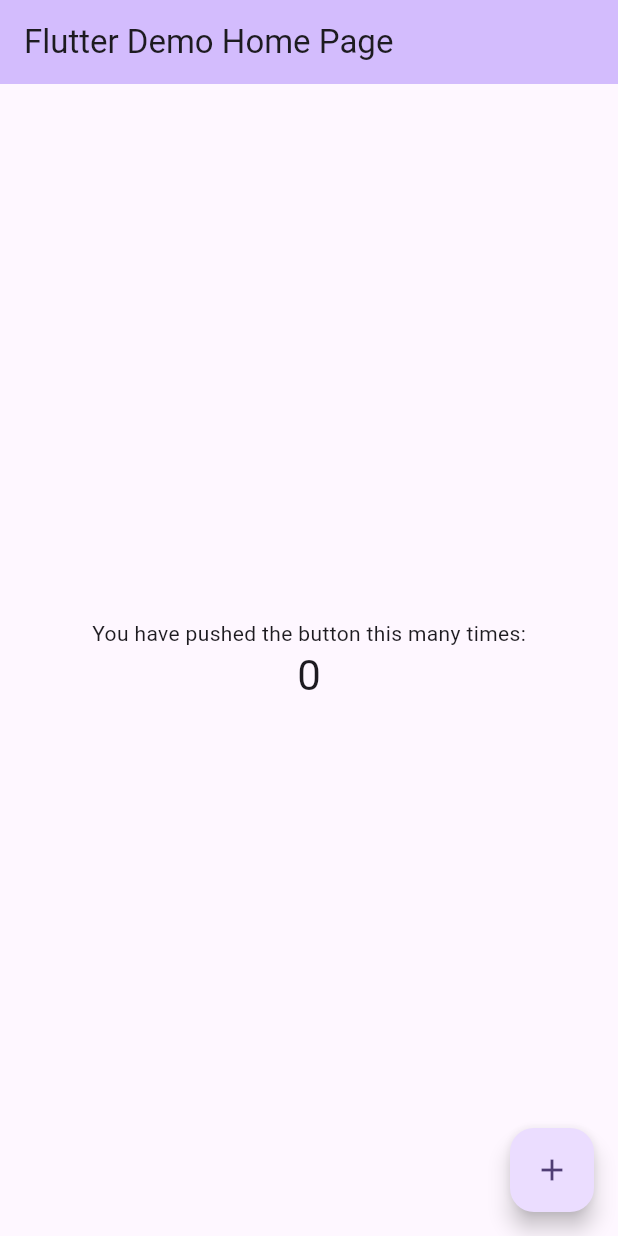
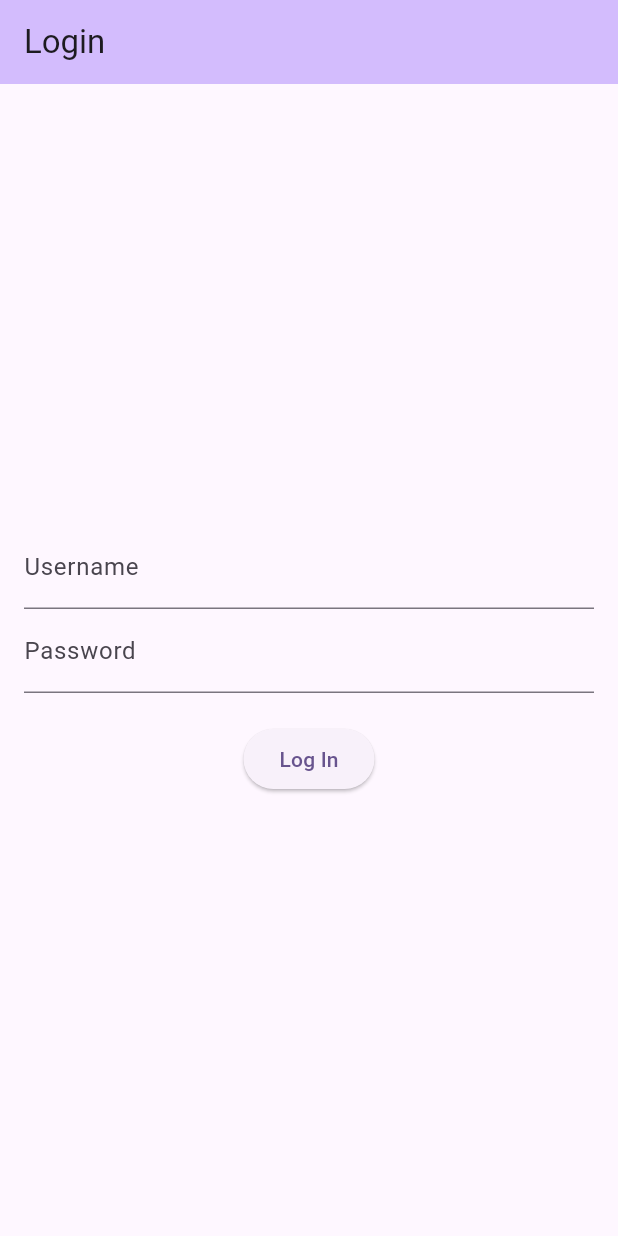
Before and after one commit to InspectorSpuds/BrewHelpyApp, a Flutter app: the screen it shows after launch, on a phone screen of 412 x 824 dp. Run offline on Flutter 3.47's test engine with Material 3 defaults, Android fonts, the light colour scheme and no system bars.

Commit message:
Basic login screen with login form

```diff
--- a/frontend/brewhelpy/lib/main.dart
+++ b/frontend/brewhelpy/lib/main.dart
@@ -7,119 +7,64 @@
 class MyApp extends StatelessWidget {
   const MyApp({super.key});
 
-  // This widget is the root of your application.
   @override
   Widget build(BuildContext context) {
     return MaterialApp(
       title: 'Flutter Demo',
       theme: ThemeData(
-        // This is the theme of your application.
-        //
-        // TRY THIS: Try running your application with "flutter run". You'll see
-        // the application has a purple toolbar. Then, without quitting the app,
-        // try changing the seedColor in the colorScheme below to Colors.green
-        // and then invoke "hot reload" (save your changes or press the "hot
-        // reload" button in a Flutter-supported IDE, or press "r" if you used
-        // the command line to start the app).
-        //
-        // Notice that the counter didn't reset back to zero; the application
-        // state is not lost during the reload. To reset the state, use hot
-        // restart instead.
-        //
-        // This works for code too, not just values: Most code changes can be
-        // tested with just a hot reload.
         colorScheme: ColorScheme.fromSeed(seedColor: Colors.deepPurple),
         useMaterial3: true,
       ),
-      home: const MyHomePage(title: 'Flutter Demo Home Page'),
+      home: const LoginScreen(),
     );
   }
 }
 
-class MyHomePage extends StatefulWidget {
-  const MyHomePage({super.key, required this.title});
-
-  // This widget is the home page of your application. It is stateful, meaning
-  // that it has a State object (defined below) that contains fields that affect
-  // how it looks.
-
-  // This class is the configuration for the state. It holds the values (in this
-  // case the title) provided by the parent (in this case the App widget) and
-  // used by the build method of the State. Fields in a Widget subclass are
-  // always marked "final".
-
-  final String title;
+class LoginScreen extends StatefulWidget {
+  const LoginScreen({super.key});
 
   @override
-  State<MyHomePage> createState() => _MyHomePageState();
+  State<LoginScreen> createState() => _LoginScreenState();
 }
 
-class _MyHomePageState extends State<MyHomePage> {
-  int _counter = 0;
+class _LoginScreenState extends State<LoginScreen> {
+  final _usernameController = TextEditingController();
+  final _passwordController = TextEditingController();
 
-  void _incrementCounter() {
-    setState(() {
-      // This call to setState tells the Flutter framework that something has
-      // changed in this State, which causes it to rerun the build method below
-      // so that the display can reflect the updated values. If we changed
-      // _counter without calling setState(), then the build method would not be
-      // called again, and so nothing would appear to happen.
-      _counter++;
-    });
+  void _login() {
+    // TODO
+    print('Login with: ${_usernameController.text}, ${_passwordController.text}');
   }
 
   @override
   Widget build(BuildContext context) {
-    // This method is rerun every time setState is called, for instance as done
-    // by the _incrementCounter method above.
-    //
-    // The Flutter framework has been optimized to make rerunning build methods
-    // fast, so that you can just rebuild anything that needs updating rather
-    // than having to individually change instances of widgets.
     return Scaffold(
       appBar: AppBar(
-        // TRY THIS: Try changing the color here to a specific color (to
-        // Colors.amber, perhaps?) and trigger a hot reload to see the AppBar
-        // change color while the other colors stay the same.
         backgroundColor: Theme.of(context).colorScheme.inversePrimary,
-        // Here we take the value from the MyHomePage object that was created by
-        // the App.build method, and use it to set our appbar title.
-        title: Text(widget.title),
+        title: const Text('Login'),
       ),
-      body: Center(
-        // Center is a layout widget. It takes a single child and positions it
-        // in the middle of the parent.
+      body: Padding(
+        padding: const EdgeInsets.all(16.0),
         child: Column(
-          // Column is also a layout widget. It takes a list of children and
-          // arranges them vertically. By default, it sizes itself to fit its
-          // children horizontally, and tries to be as tall as its parent.
-          //
-          // Column has various properties to control how it sizes itself and
-          // how it positions its children. Here we use mainAxisAlignment to
-          // center the children vertically; the main axis here is the vertical
-          // axis because Columns are vertical (the cross axis would be
-          // horizontal).
-          //
-          // TRY THIS: Invoke "debug painting" (choose the "Toggle Debug Paint"
-          // action in the IDE, or press "p" in the console), to see the
-          // wireframe for each widget.
           mainAxisAlignment: MainAxisAlignment.center,
           children: <Widget>[
-            const Text(
-              'You have pushed the button this many times:',
+            TextField(
+              controller: _usernameController,
+              decoration: const InputDecoration(labelText: 'Username'),
             ),
-            Text(
-              '$_counter',
-              style: Theme.of(context).textTheme.headlineMedium,
+            TextField(
+              controller: _passwordController,
+              decoration: const InputDecoration(labelText: 'Password'),
+              obscureText: true,
+            ),
+            const SizedBox(height: 20),
+            ElevatedButton(
+              onPressed: _login,
+              child: const Text('Log In'),
             ),
           ],
         ),
       ),
-      floatingActionButton: FloatingActionButton(
-        onPressed: _incrementCounter,
-        tooltip: 'Increment',
-        child: const Icon(Icons.add),
-      ), // This trailing comma makes auto-formatting nicer for build methods.
     );
   }
 }
```
